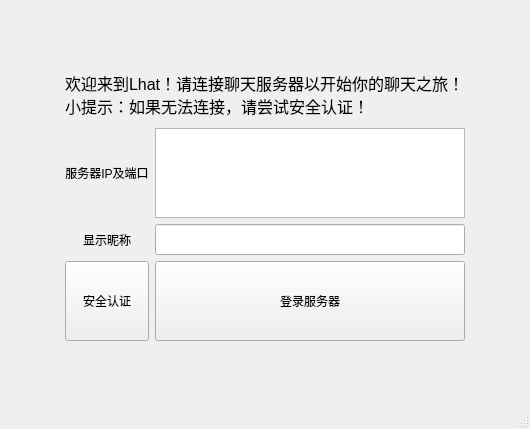
StarsetNight/Lhat, file src/user/ui/LoginWindow.ui: the form before one commit.
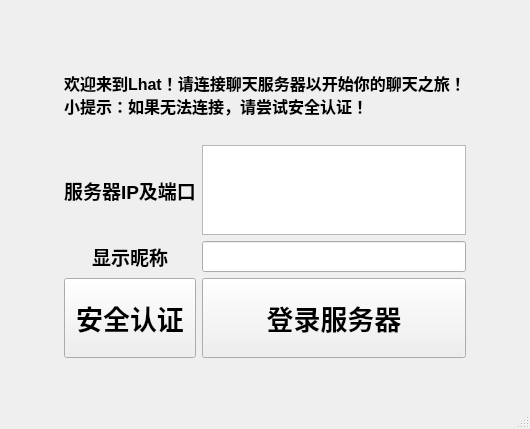
The form after the commit.

Patch:
```diff
--- a/src/user/ui/LoginWindow.ui
+++ b/src/user/ui/LoginWindow.ui
@@ -17,6 +17,12 @@
    <layout class="QGridLayout" name="gridLayout">
     <item row="4" column="1">
      <widget class="QLabel" name="static_text_3">
+      <property name="font">
+       <font>
+        <pointsize>14</pointsize>
+        <bold>true</bold>
+       </font>
+      </property>
       <property name="text">
        <string>显示昵称</string>
       </property>
@@ -39,6 +45,12 @@
         <height>80</height>
        </size>
       </property>
+      <property name="font">
+       <font>
+        <pointsize>20</pointsize>
+        <bold>true</bold>
+       </font>
+      </property>
       <property name="text">
        <string>安全认证</string>
       </property>
@@ -118,6 +130,12 @@
     </item>
     <item row="2" column="1">
      <widget class="QLabel" name="static_text_2">
+      <property name="font">
+       <font>
+        <pointsize>14</pointsize>
+        <bold>true</bold>
+       </font>
+      </property>
       <property name="contextMenuPolicy">
        <enum>Qt::DefaultContextMenu</enum>
       </property>
@@ -146,6 +164,12 @@
         <height>80</height>
        </size>
       </property>
+      <property name="font">
+       <font>
+        <pointsize>20</pointsize>
+        <bold>true</bold>
+       </font>
+      </property>
       <property name="text">
        <string>登录服务器</string>
       </property>
@@ -156,12 +180,13 @@
       <property name="sizePolicy">
        <sizepolicy hsizetype="Preferred" vsizetype="Expanding">
         <horstretch>0</horstretch>
-        <verstretch>0</verstretch>
+        <verstretch>1</verstretch>
        </sizepolicy>
       </property>
       <property name="font">
        <font>
         <pointsize>12</pointsize>
+        <bold>true</bold>
        </font>
       </property>
       <property name="text">
```
